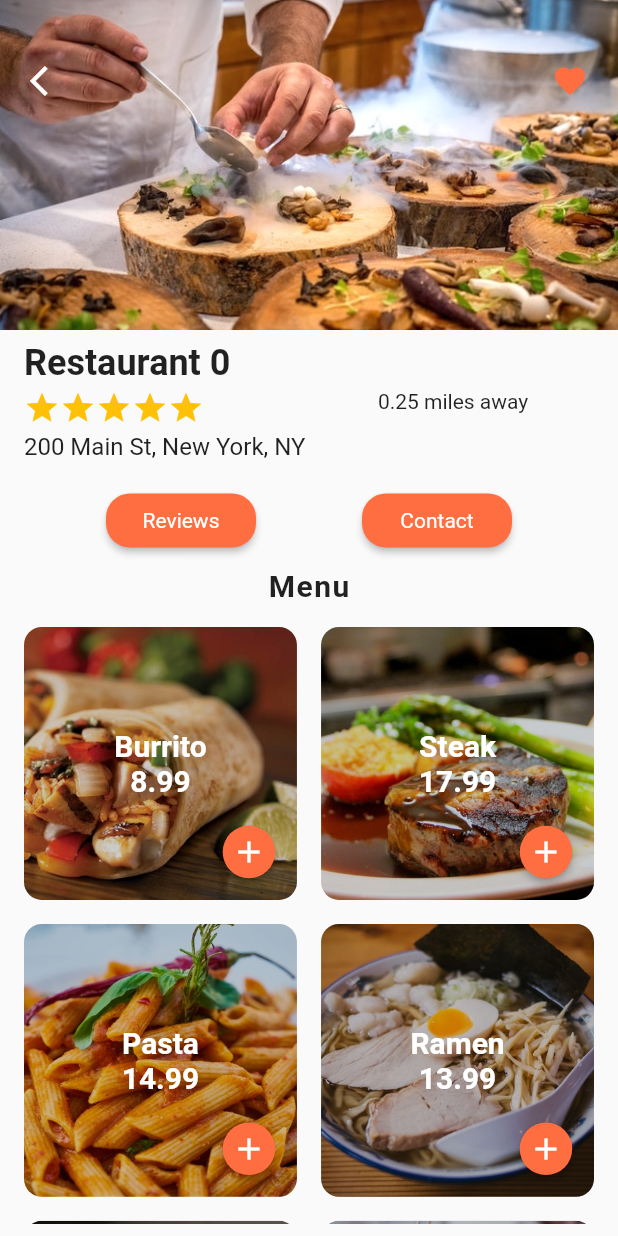
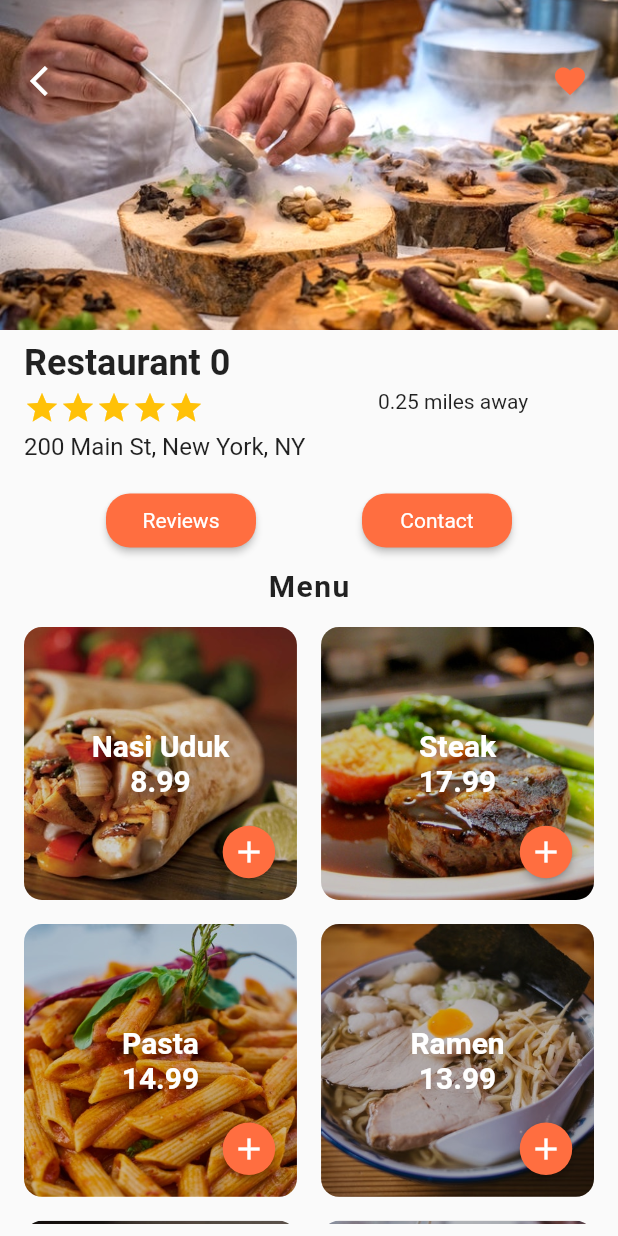
Before and after one commit to MarvelioPrado/Website, a Flutter app: the screen it shows after launch, after a tap on "Restaurant 0", on a phone screen of 412 x 824 dp. Run offline on Flutter 3.47's test engine with Material 2 defaults, Android fonts, the phone set to English and light mode, and no system bars.

Commit message:
second-commit

```diff
--- a/lib/data/data.dart
+++ b/lib/data/data.dart
@@ -5,7 +5,7 @@ import 'package:started_template_food_delivery_ui/models/restaurant.dart';
 import 'package:started_template_food_delivery_ui/models/user.dart';
 
 final _burrito =
-    Food(imageUrl: 'assets/images/burrito.jpg', name: 'Burrito', price: 8.99);
+    Food(imageUrl: 'assets/images/burrito.jpg', name: 'Nasi Uduk', price: 8.99);
 final _steak =
     Food(imageUrl: 'assets/images/steak.jpg', name: 'Steak', price: 17.99);
 final _pasta =
```
